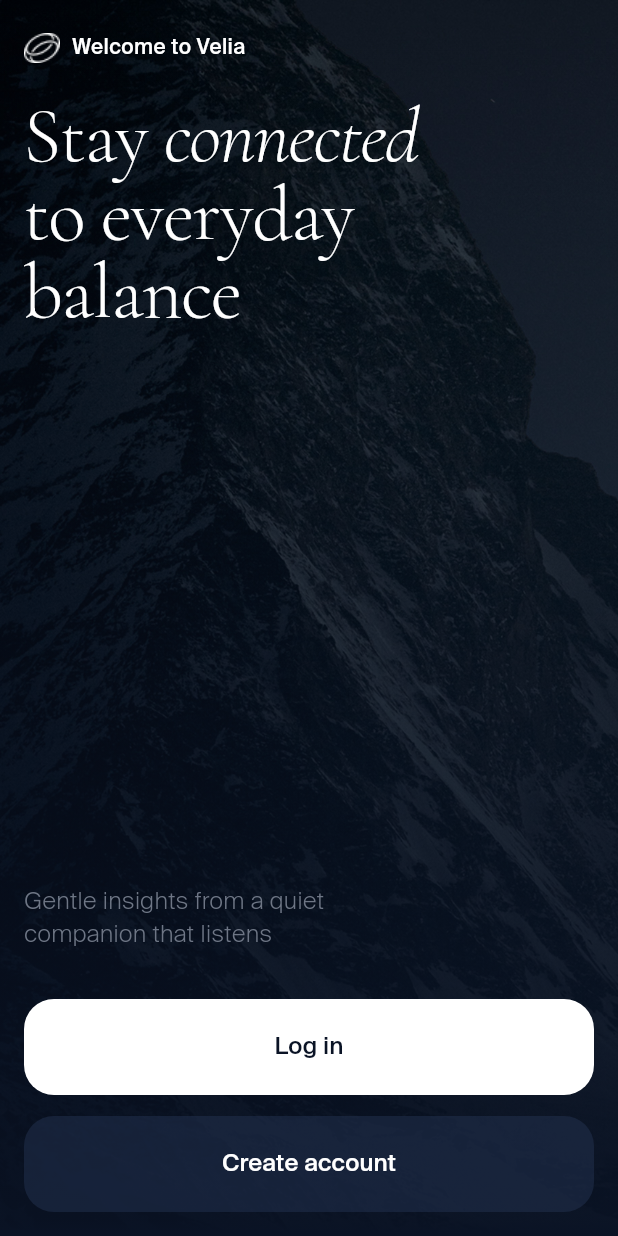
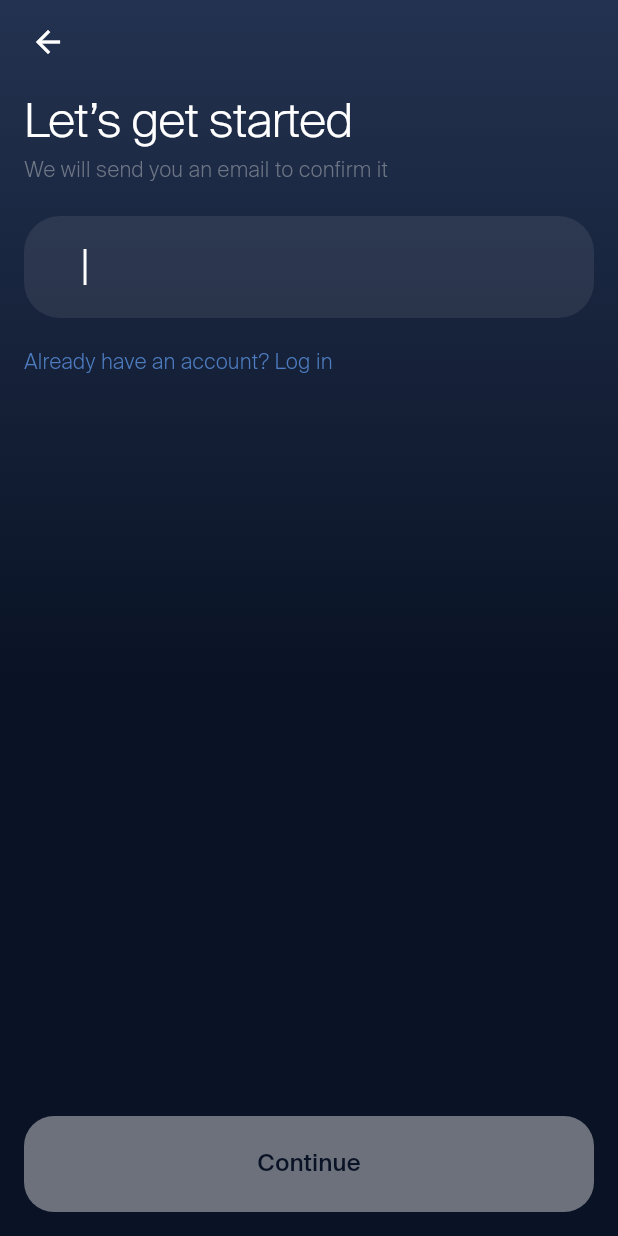
Before and after one commit to inesachour/senbiosys_test, a Flutter app: the screen it shows after launch, after a tap on "Create account", on a phone screen of 412 x 824 dp. Run offline on Flutter 3.47's test engine with Material 3 defaults, Android fonts, the phone set to English and light mode, and no system bars.

Commit message:
Add register email screen with provider and text field

```diff
--- a/lib/core/theme/app_colors.dart
+++ b/lib/core/theme/app_colors.dart
@@ -8,6 +8,16 @@ class AppColors {
   static const Color white = Color(0xFFFFFFFF);
   static const Color secondaryText = Color(0xFF6E7685);
 
+  static const Color link = Color(0xFF4D7CC0);
+  static const Color fieldFill = Color(0x14FFFFFF);
+
+  static const LinearGradient screenGradient = LinearGradient(
+    begin: Alignment.topCenter,
+    end: Alignment.bottomCenter,
+    colors: [bgSecondary, bgPrimary],
+    stops: [0.0, 0.55],
+  );
+
   static const LinearGradient bgGradient = LinearGradient(
     begin: Alignment.topCenter,
     end: Alignment.bottomCenter,
--- a/lib/core/theme/app_text_styles.dart
+++ b/lib/core/theme/app_text_styles.dart
@@ -38,4 +38,34 @@ class AppTextStyles {
     fontSize: 16,
     fontWeight: FontWeight.w500,
   );
+
+  static const TextStyle screenTitle = TextStyle(
+    fontFamily: AppFonts.suisse,
+    fontSize: 32,
+    fontWeight: FontWeight.w300,
+    height: 1.14,
+    letterSpacing: -0.5,
+    color: AppColors.white,
+  );
+
+  static const TextStyle fieldCaption = TextStyle(
+    fontFamily: AppFonts.suisse,
+    fontSize: 14,
+    fontWeight: FontWeight.w300,
+    color: AppColors.secondaryText,
+  );
+
+  static const TextStyle link = TextStyle(
+    fontFamily: AppFonts.suisse,
+    fontSize: 14,
+    fontWeight: FontWeight.w300,
+    color: AppColors.link,
+  );
+
+  static const TextStyle input = TextStyle(
+    fontFamily: AppFonts.suisse,
+    fontSize: 16,
+    fontWeight: FontWeight.w300,
+    color: AppColors.white,
+  );
 }
--- /dev/null
+++ b/lib/features/register/providers/register_provider.dart
@@ -0,0 +1,15 @@
+import 'package:flutter/foundation.dart';
+
+class RegisterProvider extends ChangeNotifier {
+  static final RegExp _emailPattern = RegExp(r'^[^@\s]+@[^@\s]+\.[^@\s]+$');
+
+  String _email = '';
+
+  String get email => _email;
+  bool get isEmailValid => _emailPattern.hasMatch(_email.trim());
+
+  void setEmail(String value) {
+    _email = value;
+    notifyListeners();
+  }
+}
--- /dev/null
+++ b/lib/features/register/screens/register_email_screen.dart
@@ -0,0 +1,96 @@
+import 'package:flutter/material.dart';
+import 'package:provider/provider.dart';
+import 'package:senbiosys_test/core/theme/app_colors.dart';
+import 'package:senbiosys_test/core/theme/app_text_styles.dart';
+import 'package:senbiosys_test/features/register/providers/register_provider.dart';
+import 'package:senbiosys_test/shared/widgets/app_button.dart';
+import 'package:senbiosys_test/shared/widgets/app_text_field.dart';
+
+class RegisterEmailScreen extends StatelessWidget {
+  const RegisterEmailScreen({super.key});
+
+  @override
+  Widget build(BuildContext context) {
+    return ChangeNotifierProvider(
+      create: (_) => RegisterProvider(),
+      child: const _RegisterEmailView(),
+    );
+  }
+}
+
+class _RegisterEmailView extends StatelessWidget {
+  const _RegisterEmailView();
+
+  @override
+  Widget build(BuildContext context) {
+    final register = context.watch<RegisterProvider>();
+
+    return Scaffold(
+      body: DecoratedBox(
+        decoration: const BoxDecoration(gradient: AppColors.screenGradient),
+        child: SafeArea(
+          child: Padding(
+            padding: const EdgeInsets.symmetric(horizontal: 16),
+            child: Column(
+              crossAxisAlignment: CrossAxisAlignment.start,
+              children: [
+                SizedBox(
+                  height: kToolbarHeight,
+                  child: Align(
+                    alignment: Alignment.centerLeft,
+                    child: IconButton(
+                      onPressed: () => Navigator.of(context).maybePop(),
+                      padding: EdgeInsets.zero,
+                      alignment: Alignment.centerLeft,
+                      icon: const Icon(
+                        Icons.arrow_back,
+                        color: AppColors.white,
+                      ),
+                    ),
+                  ),
+                ),
+                const SizedBox(height: 8),
+                const Text(
+                  'Let’s get started',
+                  style: AppTextStyles.screenTitle,
+                ),
+                const SizedBox(height: 4),
+                const Text(
+                  'We will send you an email to confirm it',
+                  style: AppTextStyles.fieldCaption,
+                ),
+                const SizedBox(height: 20),
+                AppTextField(
+                  autofocus: true,
+                  keyboardType: TextInputType.emailAddress,
+                  textInputAction: TextInputAction.done,
+                  onChanged: register.setEmail,
+                ),
+                const SizedBox(height: 20),
+                GestureDetector(
+                  onTap: () {
+                    // TODO: navigate to Log in
+                  },
+                  child: const Text(
+                    'Already have an account? Log in',
+                    style: AppTextStyles.link,
+                  ),
+                ),
+                const Spacer(),
+                AppButton(
+                  label: 'Continue',
+                  onPressed: register.isEmailValid
+                      ? () {
+                          // TODO: navigate to the next register screen
+                        }
+                      : null,
+                ),
+                const SizedBox(height: 16),
+              ],
+            ),
+          ),
+        ),
+      ),
+    );
+  }
+}
--- a/lib/features/welcome/screens/welcome_screen.dart
+++ b/lib/features/welcome/screens/welcome_screen.dart
@@ -1,6 +1,7 @@
 import 'package:flutter/material.dart';
 import 'package:senbiosys_test/core/theme/app_colors.dart';
 import 'package:senbiosys_test/core/theme/app_text_styles.dart';
+import 'package:senbiosys_test/features/register/screens/register_email_screen.dart';
 import 'package:senbiosys_test/features/welcome/widgets/welcome_header.dart';
 import 'package:senbiosys_test/shared/widgets/app_button.dart';
 
@@ -45,9 +46,11 @@ class WelcomeScreen extends StatelessWidget {
                   AppButton(
                     label: 'Create account',
                     isPrimary: false,
-                    onPressed: () {
-                      // TODO: navigate to Create account
-                    },
+                    onPressed: () => Navigator.of(context).push(
+                      MaterialPageRoute(
+                        builder: (_) => const RegisterEmailScreen(),
+                      ),
+                    ),
                   ),
                   const SizedBox(height: 16),
                 ],
--- a/lib/shared/widgets/app_button.dart
+++ b/lib/shared/widgets/app_button.dart
@@ -22,6 +22,12 @@ class AppButton extends StatelessWidget {
       child: TextButton(
         onPressed: onPressed,
         style: TextButton.styleFrom(
+          disabledBackgroundColor:
+              (isPrimary ? AppColors.white : AppColors.bgSecondary).withValues(
+                alpha: 0.4,
+              ),
+          disabledForegroundColor: AppColors.bgPrimary,
+
           backgroundColor: isPrimary
               ? AppColors.white
               : AppColors.bgSecondary.withValues(alpha: 0.5),
--- /dev/null
+++ b/lib/shared/widgets/app_text_field.dart
@@ -0,0 +1,46 @@
+import 'package:flutter/material.dart';
+import 'package:senbiosys_test/core/theme/app_colors.dart';
+import 'package:senbiosys_test/core/theme/app_text_styles.dart';
+
+class AppTextField extends StatelessWidget {
+  const AppTextField({
+    super.key,
+    required this.onChanged,
+    this.keyboardType,
+    this.textInputAction,
+    this.autofocus = false,
+  });
+
+  final ValueChanged<String> onChanged;
+  final TextInputType? keyboardType;
+  final TextInputAction? textInputAction;
+  final bool autofocus;
+
+  static final _border = OutlineInputBorder(
+    borderRadius: BorderRadius.circular(24),
+    borderSide: BorderSide.none,
+  );
+
+  @override
+  Widget build(BuildContext context) {
+    return TextField(
+      onChanged: onChanged,
+      keyboardType: keyboardType,
+      textInputAction: textInputAction,
+      autofocus: autofocus,
+      cursorColor: AppColors.white,
+      style: AppTextStyles.input,
+      decoration: InputDecoration(
+        filled: true,
+        fillColor: AppColors.fieldFill,
+        contentPadding: const EdgeInsets.symmetric(
+          horizontal: 36,
+          vertical: 22,
+        ),
+        border: _border,
+        enabledBorder: _border,
+        focusedBorder: _border,
+      ),
+    );
+  }
+}
```
